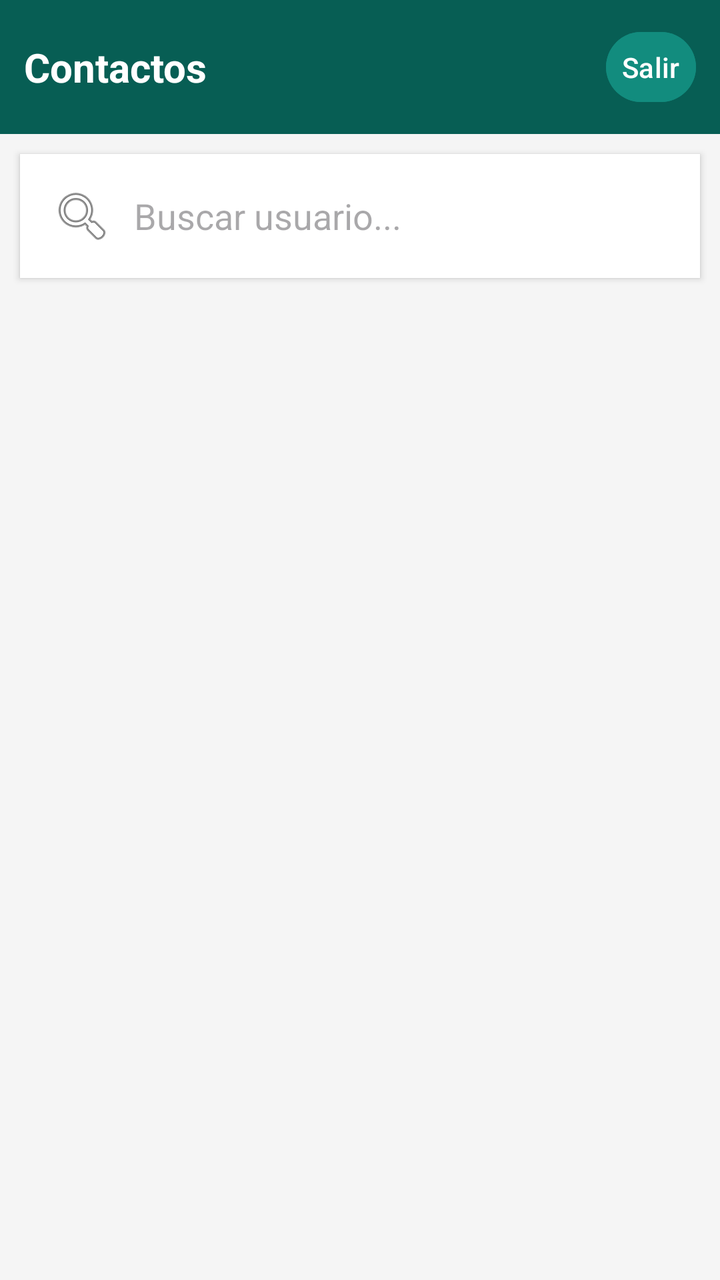
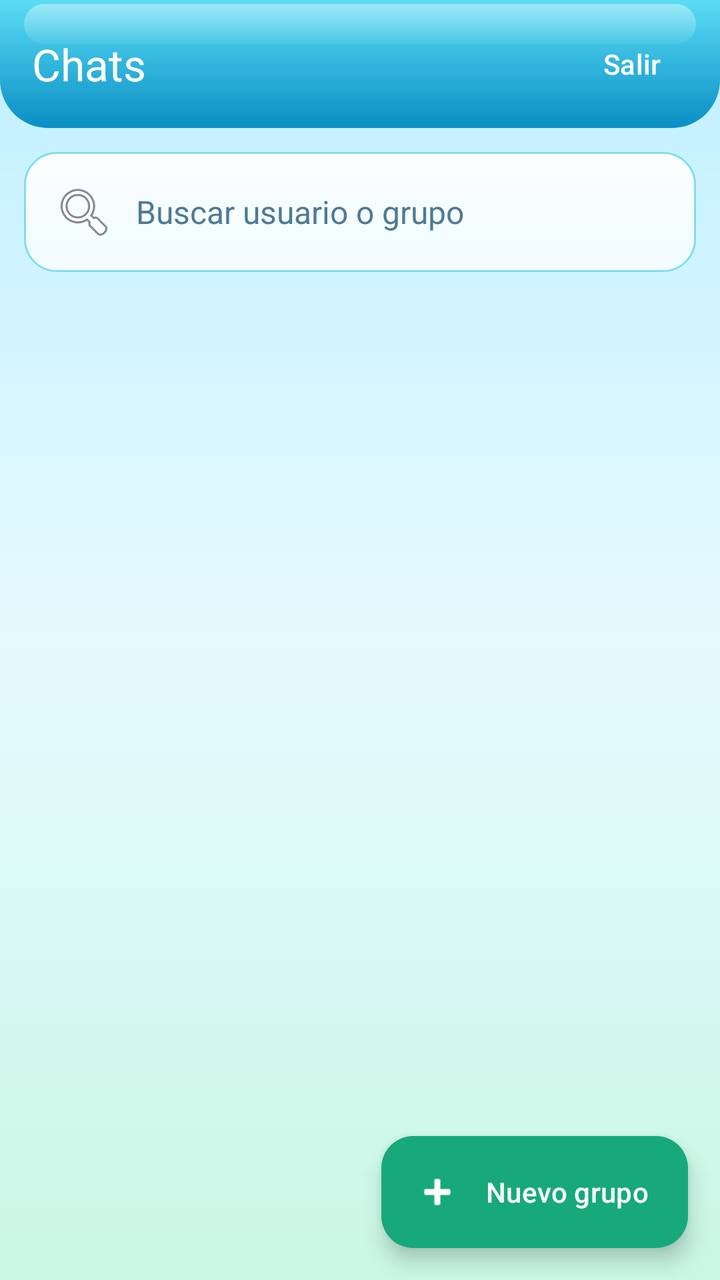

Compare the two renders of this Android layout. The source of the first and the diff that turns it into the second are given below.
<!-- AndroidManifest.xml: application theme Theme.CloneWhatsApp -->
<!-- res/layout/activity_home.xml -->
<?xml version="1.0" encoding="utf-8"?>
<LinearLayout xmlns:android="http://schemas.android.com/apk/res/android"
    android:layout_width="match_parent"
    android:layout_height="match_parent"
    android:orientation="vertical"
    android:background="#f5f5f5">

    
    <RelativeLayout
        android:layout_width="match_parent"
        android:layout_height="wrap_content"
        android:background="#075E54"
        android:padding="12dp">

        <TextView
            android:layout_width="wrap_content"
            android:layout_height="wrap_content"
            android:layout_centerVertical="true"
            android:text="Contactos"
            android:textColor="#FFFFFF"
            android:textSize="20sp"
            android:textStyle="bold"/>

        <Button
            android:id="@+id/btnCerrarSesion"
            android:layout_width="wrap_content"
            android:layout_height="wrap_content"
            android:layout_alignParentEnd="true"
            android:layout_centerVertical="true"
            android:text="Salir"
            android:backgroundTint="#128C7E"
            android:textColor="#FFFFFF"
            android:minHeight="0dp"
            android:minWidth="0dp"
            android:padding="8dp"/>
    </RelativeLayout>

    
    <EditText
        android:id="@+id/etBuscarUsuario"
        android:layout_width="match_parent"
        android:layout_height="wrap_content"
        android:hint="Buscar usuario..."
        android:padding="15dp"
        android:background="#ffffff"
        android:layout_margin="10dp"
        android:elevation="2dp"
        android:drawableStart="@android:drawable/ic_menu_search"
        android:drawablePadding="10dp"/>

    
    <androidx.recyclerview.widget.RecyclerView
        android:id="@+id/rvContactos"
        android:layout_width="match_parent"
        android:layout_height="match_parent"
        android:padding="10dp"/>

</LinearLayout>
<!-- resources referenced by this layout -->
<resources>
  <style name="Theme.CloneWhatsApp" parent="Base.Theme.CloneWhatsApp" />
  <style name="Base.Theme.CloneWhatsApp" parent="Theme.Material3.DayNight.NoActionBar">
          
          
      </style>
</resources>

<!-- the commit's change to res/layout/activity_home.xml (unified diff, before → after) -->
@@ -1,58 +1,62 @@
 <?xml version="1.0" encoding="utf-8"?>
-<LinearLayout xmlns:android="http://schemas.android.com/apk/res/android"
+<androidx.coordinatorlayout.widget.CoordinatorLayout xmlns:android="http://schemas.android.com/apk/res/android"
+    xmlns:app="http://schemas.android.com/apk/res-auto"
     android:layout_width="match_parent"
-    android:layout_height="match_parent"
-    android:orientation="vertical"
-    android:background="#f5f5f5">
+    android:layout_height="match_parent">
 
-    
-    <RelativeLayout
-        android:layout_width="match_parent"
-        android:layout_height="wrap_content"
-        android:background="#075E54"
-        android:padding="12dp">
-
-        <TextView
-            android:layout_width="wrap_content"
-            android:layout_height="wrap_content"
-            android:layout_centerVertical="true"
-            android:text="Contactos"
-            android:textColor="#FFFFFF"
-            android:textSize="20sp"
-            android:textStyle="bold"/>
-
-        <Button
-            android:id="@+id/btnCerrarSesion"
-            android:layout_width="wrap_content"
-            android:layout_height="wrap_content"
-            android:layout_alignParentEnd="true"
-            android:layout_centerVertical="true"
-            android:text="Salir"
-            android:backgroundTint="#128C7E"
-            android:textColor="#FFFFFF"
-            android:minHeight="0dp"
-            android:minWidth="0dp"
-            android:padding="8dp"/>
-    </RelativeLayout>
-
-    
-    <EditText
-        android:id="@+id/etBuscarUsuario"
-        android:layout_width="match_parent"
-        android:layout_height="wrap_content"
-        android:hint="Buscar usuario..."
-        android:padding="15dp"
-        android:background="#ffffff"
-        android:layout_margin="10dp"
-        android:elevation="2dp"
-        android:drawableStart="@android:drawable/ic_menu_search"
-        android:drawablePadding="10dp"/>
-
-    
-    <androidx.recyclerview.widget.RecyclerView
-        android:id="@+id/rvContactos"
+    <LinearLayout
         android:layout_width="match_parent"
         android:layout_height="match_parent"
-        android:padding="10dp"/>
+        android:orientation="vertical">
 
-</LinearLayout>
+        <com.google.android.material.appbar.MaterialToolbar
+            android:layout_width="match_parent"
+            android:layout_height="?attr/actionBarSize"
+            android:background="@drawable/bg_toolbar_aero"
+            android:elevation="8dp"
+            android:theme="@style/ThemeOverlay.AppCompat.Dark.ActionBar"
+            app:title="Chats"
+            app:titleTextColor="@color/white">
+
+            <com.google.android.material.button.MaterialButton
+                android:id="@+id/btnCerrarSesion"
+                style="@style/Widget.Material3.Button.TextButton"
+                android:layout_width="wrap_content"
+                android:layout_height="wrap_content"
+                android:layout_gravity="end"
+                android:text="Salir"
+                android:textColor="@color/white" />
+        </com.google.android.material.appbar.MaterialToolbar>
+
+        <EditText
+            android:id="@+id/etBuscarUsuario"
+            style="@style/Aero.Input"
+            android:layout_width="match_parent"
+            android:layout_height="wrap_content"
+            android:layout_margin="12dp"
+            android:drawableStart="@android:drawable/ic_menu_search"
+            android:drawablePadding="10dp"
+            android:elevation="3dp"
+            android:hint="Buscar usuario o grupo"
+            android:inputType="text" />
+
+        <androidx.recyclerview.widget.RecyclerView
+            android:id="@+id/rvContactos"
+            android:layout_width="match_parent"
+            android:layout_height="match_parent"
+            android:clipToPadding="false"
+            android:paddingBottom="88dp" />
+    </LinearLayout>
+
+    <com.google.android.material.floatingactionbutton.ExtendedFloatingActionButton
+        android:id="@+id/fabNuevoGrupo"
+        android:layout_width="wrap_content"
+        android:layout_height="wrap_content"
+        android:layout_gravity="bottom|end"
+        android:layout_margin="16dp"
+        android:text="Nuevo grupo"
+        android:textColor="@color/white"
+        app:backgroundTint="@color/aero_green_dark"
+        app:icon="@android:drawable/ic_input_add"
+        app:iconTint="@color/white" />
+</androidx.coordinatorlayout.widget.CoordinatorLayout>
<!-- resource entries referenced after the edit -->
@@ -1,9 +1,88 @@
 <!-- resources referenced by this layout -->
 <resources>
+  <color name="aero_green_dark">#FF17A97A</color>
+  <color name="white">#FFFFFFFF</color>
+  <!-- drawable bg_toolbar_aero (drawable) -->
+  <?xml version="1.0" encoding="utf-8"?>
+  <layer-list xmlns:android="http://schemas.android.com/apk/res/android">
+      <item>
+          <shape>
+              <gradient
+                  android:angle="270"
+                  android:endColor="@color/aero_blue"
+                  android:startColor="@color/aero_cyan_light" />
+              <corners
+                  android:bottomLeftRadius="24dp"
+                  android:bottomRightRadius="24dp" />
+          </shape>
+      </item>
+      <item
+          android:left="12dp"
+          android:right="12dp"
+          android:top="2dp"
+          android:height="20dp"
+          android:gravity="top">
+          <shape>
+              <gradient
+                  android:angle="270"
+                  android:endColor="#10FFFFFF"
+                  android:startColor="#66FFFFFF" />
+              <corners android:radius="16dp" />
+          </shape>
+      </item>
+  </layer-list>
+  <style name="Aero.Input" parent="">
+          <item name="android:background">@drawable/bg_glass_input</item>
+          <item name="android:padding">14dp</item>
+          <item name="android:minHeight">52dp</item>
+          <item name="android:textColor">@color/aero_navy</item>
+          <item name="android:textColorHint">@color/aero_navy_soft</item>
+          <item name="android:textSize">16sp</item>
+      </style>
   <style name="Theme.CloneWhatsApp" parent="Base.Theme.CloneWhatsApp" />
-  <style name="Base.Theme.CloneWhatsApp" parent="Theme.Material3.DayNight.NoActionBar">
-          
-          
+  <color name="aero_blue">#FF0A8FC4</color>
+  <color name="aero_cyan_light">#FF5BDCF5</color>
+  <!-- drawable bg_glass_input (drawable) -->
+  <?xml version="1.0" encoding="utf-8"?>
+  <shape xmlns:android="http://schemas.android.com/apk/res/android">
+      <gradient
+          android:angle="270"
+          android:endColor="#B3FFFFFF"
+          android:startColor="#E6FFFFFF" />
+      <corners android:radius="16dp" />
+      <stroke
+          android:width="1dp"
+          android:color="#6600B4D8" />
+  </shape>
+  <color name="aero_navy">#FF0B3954</color>
+  <color name="aero_navy_soft">#FF4F7A92</color>
+  <style name="Base.Theme.CloneWhatsApp" parent="Theme.Material3.Light.NoActionBar">
+          <item name="colorPrimary">@color/aero_cyan</item>
+          <item name="colorOnPrimary">@color/white</item>
+          <item name="colorSecondary">@color/aero_green</item>
+          <item name="colorOnSecondary">@color/white</item>
+          <item name="android:windowBackground">@drawable/bg_aero_fondo</item>
+          <item name="android:statusBarColor">@android:color/transparent</item>
+          <item name="android:navigationBarColor">@android:color/transparent</item>
+          <item name="android:forceDarkAllowed" tools:targetApi="29">false</item>
+          <item name="android:windowLightStatusBar">true</item>
+          <item name="android:windowLightNavigationBar">true</item>
+          <item name="android:enforceStatusBarContrast" tools:targetApi="29">false</item>
+          <item name="android:enforceNavigationBarContrast" tools:targetApi="29">false</item>
       </style>
+  <color name="aero_cyan">#FF1FB5E0</color>
+  <color name="aero_green">#FF3DD6A3</color>
+  <!-- drawable bg_aero_fondo (drawable) -->
+  <?xml version="1.0" encoding="utf-8"?>
+  <shape xmlns:android="http://schemas.android.com/apk/res/android">
+      <gradient
+          android:angle="270"
+          android:centerColor="@color/aero_sky_mid"
+          android:endColor="@color/aero_mint"
+          android:startColor="@color/aero_sky_top" />
+  </shape>
+  <color name="aero_sky_mid">#FFE6FAFF</color>
+  <color name="aero_mint">#FFC9F7E4</color>
+  <color name="aero_sky_top">#FFBFEFFF</color>
 </resources>
 
